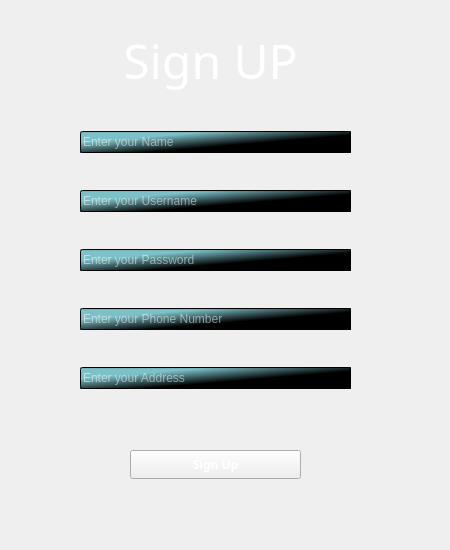
Above: SkullKing/signup.ui from faezehghiasi/SkullKing_Game before the change. Below: the same form after it.
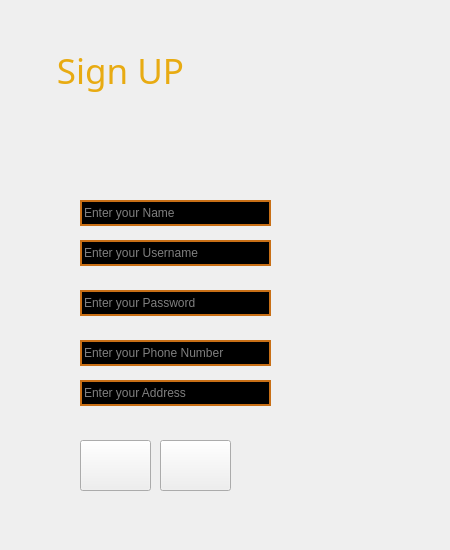
That is the form after the change. Icons and pictures are not drawn.

Commit message: new sign up page

Patch:
```diff
--- a/SkullKing/signup.ui
+++ b/SkullKing/signup.ui
@@ -60,10 +60,10 @@
     <widget class="QLabel" name="sign_up">
      <property name="geometry">
       <rect>
-       <x>60</x>
-       <y>10</y>
-       <width>301</width>
-       <height>101</height>
+       <x>0</x>
+       <y>40</y>
+       <width>241</width>
+       <height>61</height>
       </rect>
      </property>
      <property name="font">
@@ -76,33 +76,149 @@
      </property>
      <property name="styleSheet">
       <string notr="true">font: 20pt &quot;Snap ITC&quot;;
-color: rgb(255, 255, 255);
+color: rgb(232, 171, 18);
 background-color:rgba(0,0,0,0)</string>
      </property>
      <property name="text">
-      <string>&lt;html&gt;&lt;head/&gt;&lt;body&gt;&lt;p align=&quot;center&quot;&gt;&lt;span style=&quot; font-size:36pt;&quot;&gt;Sign UP&lt;/span&gt;&lt;/p&gt;&lt;/body&gt;&lt;/html&gt;</string>
+      <string>&lt;html&gt;&lt;head/&gt;&lt;body&gt;&lt;p align=&quot;center&quot;&gt;&lt;span style=&quot; font-size:26pt;&quot;&gt;Sign UP&lt;/span&gt;&lt;/p&gt;&lt;/body&gt;&lt;/html&gt;</string>
      </property>
     </widget>
-    <widget class="QWidget" name="layoutWidget">
+    <widget class="QPushButton" name="singup_push">
      <property name="geometry">
       <rect>
-       <x>80</x>
-       <y>100</y>
-       <width>271</width>
+       <x>160</x>
+       <y>440</y>
+       <width>71</width>
+       <height>51</height>
+      </rect>
+     </property>
+     <property name="font">
+      <font>
+       <family>Segoe UI Black</family>
+       <pointsize>9</pointsize>
+       <italic>false</italic>
+       <bold>true</bold>
+      </font>
+     </property>
+     <property name="styleSheet">
+      <string notr="true">border-image: url(:/resource/nextIcon.png);</string>
+     </property>
+     <property name="text">
+      <string/>
+     </property>
+    </widget>
+    <widget class="QLabel" name="nameIcon">
+     <property name="geometry">
+      <rect>
+       <x>30</x>
+       <y>200</y>
+       <width>41</width>
+       <height>31</height>
+      </rect>
+     </property>
+     <property name="styleSheet">
+      <string notr="true">border-image: url(:/resource/account_3033143.png);</string>
+     </property>
+     <property name="text">
+      <string/>
+     </property>
+    </widget>
+    <widget class="QLabel" name="userIcon">
+     <property name="geometry">
+      <rect>
+       <x>30</x>
+       <y>240</y>
+       <width>41</width>
+       <height>31</height>
+      </rect>
+     </property>
+     <property name="styleSheet">
+      <string notr="true">border-image: url(:/resource/id-card_6785400.png);</string>
+     </property>
+     <property name="text">
+      <string/>
+     </property>
+    </widget>
+    <widget class="QLabel" name="secondBack">
+     <property name="geometry">
+      <rect>
+       <x>10</x>
+       <y>180</y>
+       <width>281</width>
        <height>321</height>
       </rect>
      </property>
-     <layout class="QVBoxLayout" name="verticalLayout">
-      <item>
+     <property name="styleSheet">
+      <string notr="true">border-image: url(:/resource/Screenshot 2023-07-11 150237.png);
+border-radius:26px;</string>
+     </property>
+     <property name="text">
+      <string/>
+     </property>
+    </widget>
+    <widget class="QLabel" name="passIcon">
+     <property name="geometry">
+      <rect>
+       <x>30</x>
+       <y>290</y>
+       <width>41</width>
+       <height>31</height>
+      </rect>
+     </property>
+     <property name="styleSheet">
+      <string notr="true">border-image: url(:/resource/padlock_3064155.png);</string>
+     </property>
+     <property name="text">
+      <string/>
+     </property>
+    </widget>
+    <widget class="QLabel" name="phoneIcon">
+     <property name="geometry">
+      <rect>
+       <x>30</x>
+       <y>340</y>
+       <width>41</width>
+       <height>31</height>
+      </rect>
+     </property>
+     <property name="styleSheet">
+      <string notr="true">border-image: url(:/resource/phone-call_455705.png);</string>
+     </property>
+     <property name="text">
+      <string/>
+     </property>
+    </widget>
+    <widget class="QLabel" name="mapIcon">
+     <property name="geometry">
+      <rect>
+       <x>30</x>
+       <y>380</y>
+       <width>41</width>
+       <height>31</height>
+      </rect>
+     </property>
+     <property name="styleSheet">
+      <string notr="true">border-image: url(:/resource/maps-flags_447031.png);</string>
+     </property>
+     <property name="text">
+      <string/>
+     </property>
+    </widget>
        <widget class="QLineEdit" name="Name">
+     <property name="geometry">
+      <rect>
+       <x>80</x>
+       <y>200</y>
+       <width>191</width>
+       <height>26</height>
+      </rect>
+     </property>
         <property name="styleSheet">
-         <string notr="true">background-color:rgba(0,0,0,0);
-background-color: qlineargradient(spread:reflect, x1:0.034, y1:0.063, x2:0.846, y2:0.840545, stop:0.264423 rgba(125, 193, 200, 255), stop:0.697115 rgba(0, 0, 0, 255));
-
-
-
+      <string notr="true">background-color: rgb(0, 0, 0);
+font: 9pt &quot;Segoe Script&quot;;
 color: rgb(255, 255, 255);
-</string>
+border:2px solid;
+border-color: rgb(200, 111, 22);</string>
         </property>
         <property name="text">
          <string/>
@@ -111,36 +227,21 @@
          <string>Enter your Name</string>
         </property>
        </widget>
-      </item>
-      <item>
-       <widget class="QLineEdit" name="username">
-        <property name="styleSheet">
-         <string notr="true">background-color:rgba(0,0,0,0);
-background-color: qlineargradient(spread:reflect, x1:0.034, y1:0.063, x2:0.846, y2:0.840545, stop:0.264423 rgba(125, 193, 200, 255), stop:0.697115 rgba(0, 0, 0, 255));
-
-
-
-color: rgb(255, 255, 255);
-</string>
-        </property>
-        <property name="text">
-         <string/>
-        </property>
-        <property name="placeholderText">
-         <string>Enter your Username</string>
-        </property>
-       </widget>
-      </item>
-      <item>
        <widget class="QLineEdit" name="password">
+     <property name="geometry">
+      <rect>
+       <x>80</x>
+       <y>290</y>
+       <width>191</width>
+       <height>26</height>
+      </rect>
+     </property>
         <property name="styleSheet">
-         <string notr="true">background-color:rgba(0,0,0,0);
-background-color: qlineargradient(spread:reflect, x1:0.034, y1:0.063, x2:0.846, y2:0.840545, stop:0.264423 rgba(125, 193, 200, 255), stop:0.697115 rgba(0, 0, 0, 255));
-
-
-
+      <string notr="true">background-color: rgb(0, 0, 0);
+font: 9pt &quot;Segoe Script&quot;;
 color: rgb(255, 255, 255);
-</string>
+border:2px solid;
+border-color: rgb(200, 111, 22);</string>
         </property>
         <property name="text">
          <string/>
@@ -152,17 +253,44 @@
          <string>Enter your Password</string>
         </property>
        </widget>
-      </item>
-      <item>
+    <widget class="QLineEdit" name="username">
+     <property name="geometry">
+      <rect>
+       <x>80</x>
+       <y>240</y>
+       <width>191</width>
+       <height>26</height>
+      </rect>
+     </property>
+     <property name="styleSheet">
+      <string notr="true">background-color: rgb(0, 0, 0);
+font: 9pt &quot;Segoe Script&quot;;
+color: rgb(255, 255, 255);
+border:2px solid;
+border-color: rgb(200, 111, 22);</string>
+     </property>
+     <property name="text">
+      <string/>
+     </property>
+     <property name="placeholderText">
+      <string>Enter your Username</string>
+     </property>
+    </widget>
        <widget class="QLineEdit" name="phone_num">
+     <property name="geometry">
+      <rect>
+       <x>80</x>
+       <y>340</y>
+       <width>191</width>
+       <height>26</height>
+      </rect>
+     </property>
         <property name="styleSheet">
-         <string notr="true">background-color:rgba(0,0,0,0);
-background-color: qlineargradient(spread:reflect, x1:0.034, y1:0.063, x2:0.846, y2:0.840545, stop:0.264423 rgba(125, 193, 200, 255), stop:0.697115 rgba(0, 0, 0, 255));
-
-
-
+      <string notr="true">background-color: rgb(0, 0, 0);
+font: 9pt &quot;Segoe Script&quot;;
 color: rgb(255, 255, 255);
-</string>
+border:2px solid;
+border-color: rgb(200, 111, 22);</string>
         </property>
         <property name="text">
          <string/>
@@ -171,17 +299,21 @@
          <string>Enter your Phone Number</string>
         </property>
        </widget>
-      </item>
-      <item>
        <widget class="QLineEdit" name="address">
+     <property name="geometry">
+      <rect>
+       <x>80</x>
+       <y>380</y>
+       <width>191</width>
+       <height>26</height>
+      </rect>
+     </property>
         <property name="styleSheet">
-         <string notr="true">background-color:rgba(0,0,0,0);
-background-color: qlineargradient(spread:reflect, x1:0.034, y1:0.063, x2:0.846, y2:0.840545, stop:0.264423 rgba(125, 193, 200, 255), stop:0.697115 rgba(0, 0, 0, 255));
-
-
-
+      <string notr="true">background-color: rgb(0, 0, 0);
+font: 9pt &quot;Segoe Script&quot;;
 color: rgb(255, 255, 255);
-</string>
+border:2px solid;
+border-color: rgb(200, 111, 22);</string>
         </property>
         <property name="text">
          <string/>
@@ -190,16 +322,13 @@
          <string>Enter your Address</string>
         </property>
        </widget>
-      </item>
-     </layout>
-    </widget>
-    <widget class="QPushButton" name="singup_push">
+    <widget class="QPushButton" name="backButton">
      <property name="geometry">
       <rect>
-       <x>130</x>
-       <y>450</y>
-       <width>171</width>
-       <height>29</height>
+       <x>80</x>
+       <y>440</y>
+       <width>71</width>
+       <height>51</height>
       </rect>
      </property>
      <property name="font">
@@ -211,12 +340,10 @@
       </font>
      </property>
      <property name="styleSheet">
-      <string notr="true">background-color: qconicalgradient(cx:0.452231, cy:0.466, angle:297, stop:0.293269 rgba(49, 144, 136, 255), stop:0.514423 rgba(35, 100, 92, 255), stop:0.552885 rgba(187, 156, 51, 255), stop:0.591346 rgba(235, 219, 102, 255), stop:0.635 rgba(168, 142, 42, 255), stop:0.668269 rgba(136, 106, 22, 255), stop:0.695 rgba(202, 174, 68, 255), stop:0.730769 rgba(218, 202, 86, 255), stop:0.764423 rgba(209, 190, 76, 255), stop:0.793269 rgba(166, 140, 41, 255), stop:0.815 rgba(208, 187, 73, 255), stop:0.865385 rgba(245, 236, 112, 255), stop:0.88 rgba(187, 156, 51, 255));
-color: rgb(255, 255, 255);
-font: 900 9pt &quot;Segoe UI Black&quot;;</string>
+      <string notr="true">border-image: url(:/resource/back-button_93634.png);</string>
      </property>
      <property name="text">
-      <string>Sign Up</string>
+      <string/>
      </property>
     </widget>
    </widget>
```
Left out of the diff: 26 changed lines with no effect on the pictures. Lines whose indentation alone changed are shown as unchanged. The commit also changes 3 other files.
